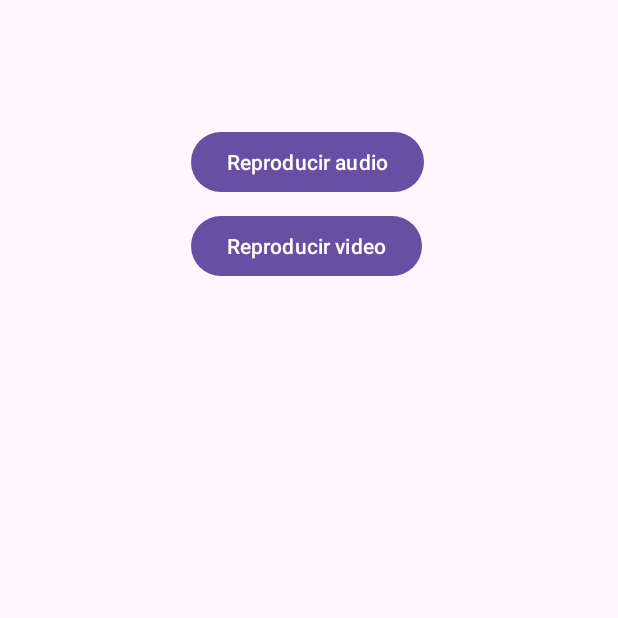
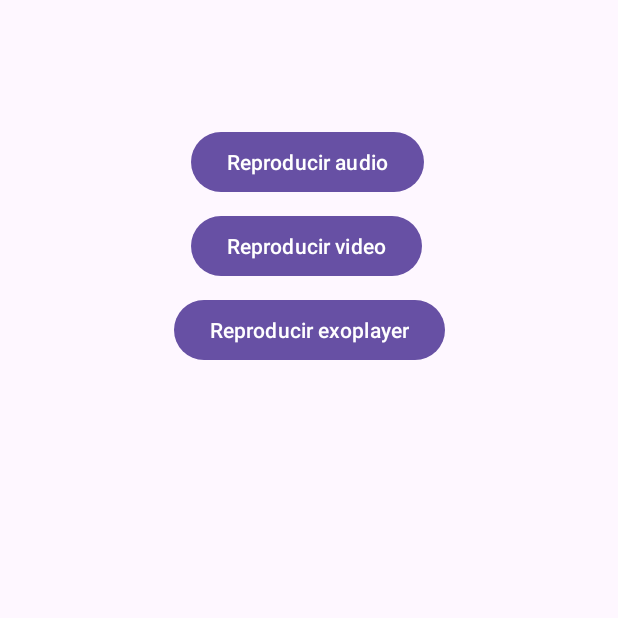
Before and after one commit to Datakokk/modulo-DAM, an Android app: the screen it shows after launch (MainActivity), on a phone screen of 412 x 824 dp, the top half of it. Run offline under Robolectric (Android 15) with nearby library versions, the light colour scheme and no system bars.

Commit message:
PMDM: Se ha realizado la actividad de ExoPlayer

```diff
--- a/PMDM/LibreriasMultimediaIntegradas/app/build.gradle.kts
+++ b/PMDM/LibreriasMultimediaIntegradas/app/build.gradle.kts
@@ -32,7 +32,9 @@
 }
 
 dependencies {
-
+    implementation("androidx.media3:media3-ui:1.2.0")
+    implementation("androidx.media3:media3-exoplayer:1.2.0")
+    implementation("androidx.media3:media3-exoplayer-dash:1.2.0")
     implementation(libs.appcompat)
     implementation(libs.material)
     implementation(libs.activity)
--- a/PMDM/LibreriasMultimediaIntegradas/app/src/main/AndroidManifest.xml
+++ b/PMDM/LibreriasMultimediaIntegradas/app/src/main/AndroidManifest.xml
@@ -25,6 +25,7 @@
         </activity>
         <activity android:name=".Activity1" />
         <activity android:name=".Activity2" />
+        <activity android:name=".Activity3" />
     </application>
 
 </manifest>
--- a/PMDM/LibreriasMultimediaIntegradas/app/src/main/java/com/example/libreriasmultimediaintegradas/MainActivity.java
+++ b/PMDM/LibreriasMultimediaIntegradas/app/src/main/java/com/example/libreriasmultimediaintegradas/MainActivity.java
@@ -30,5 +30,11 @@
             Intent intent = new Intent(MainActivity.this, Activity2.class);
             startActivity(intent);
         });
+        // Button 3
+        Button btnExoplayer = findViewById(R.id.btn_exoplayer);
+        btnExoplayer.setOnClickListener(v -> {
+            Intent intent = new Intent(MainActivity.this, Activity3.class);
+            startActivity(intent);
+        });
     }
 }
--- a/PMDM/LibreriasMultimediaIntegradas/app/src/main/res/layout/activity_main.xml
+++ b/PMDM/LibreriasMultimediaIntegradas/app/src/main/res/layout/activity_main.xml
@@ -26,4 +26,14 @@
         app:layout_constraintStart_toStartOf="parent"
         app:layout_constraintTop_toBottomOf="@id/btn_audio" />
 
+    <Button
+        android:id="@+id/btn_exoplayer"
+        android:layout_width="wrap_content"
+        android:layout_height="wrap_content"
+        android:layout_marginTop="64dp"
+        android:text="Reproducir exoplayer"
+        app:layout_constraintEnd_toEndOf="parent"
+        app:layout_constraintStart_toStartOf="parent"
+        app:layout_constraintTop_toBottomOf="@id/btn_audio" />
+
 </androidx.constraintlayout.widget.ConstraintLayout>
```
Also changed, not shown: PMDM/LibreriasMultimediaIntegradas/app/src/main/java/com/example/libreriasmultimediaintegradas/Activity3.java (added, +40 -0 lines), PMDM/LibreriasMultimediaIntegradas/app/src/main/res/layout/activity_3.xml (added, +12 -0 lines).
